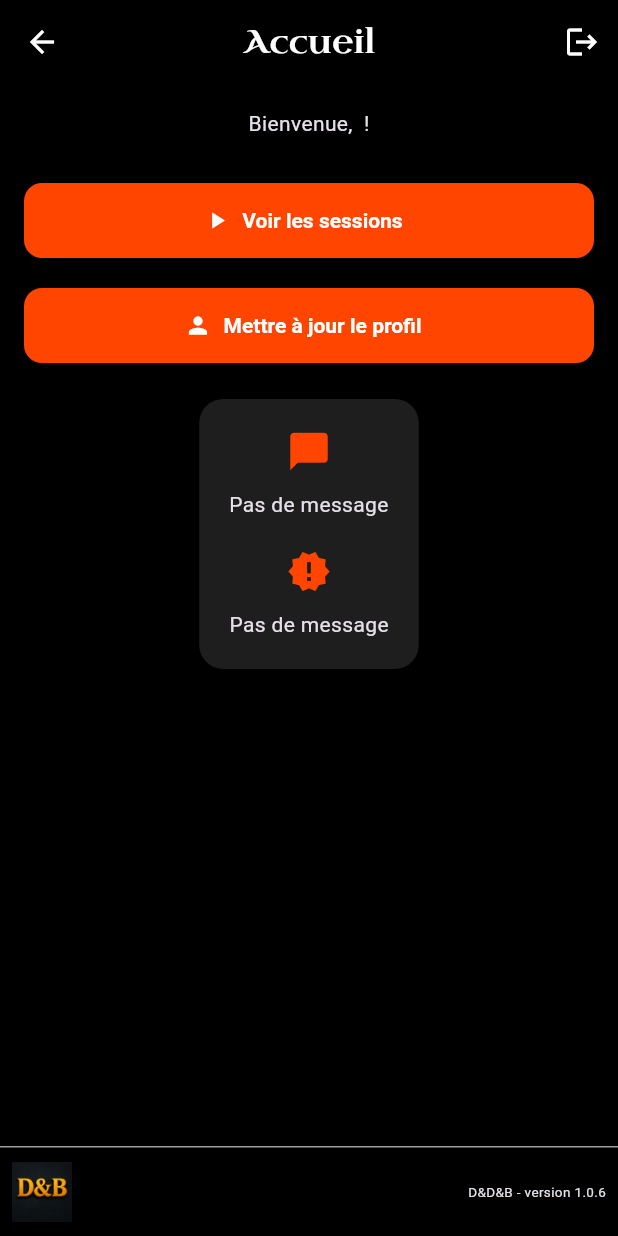
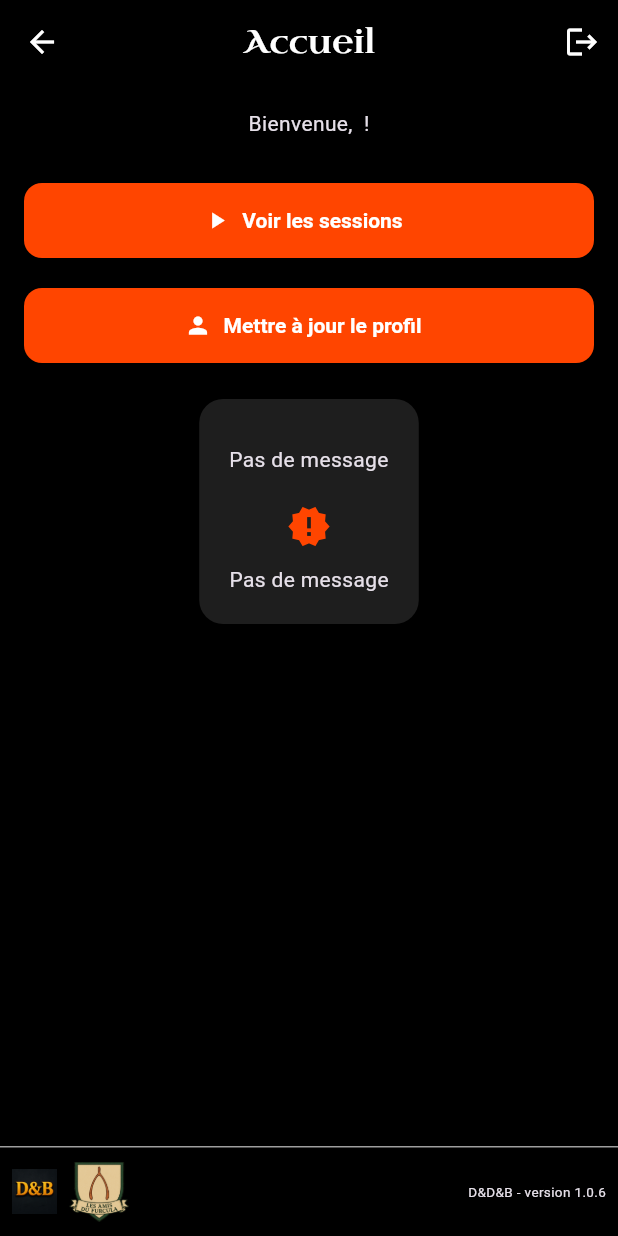
Before and after one commit to Cojay77/DNDNB, a Flutter app: the HomeScreen screen opened by its route, on a phone screen of 412 x 824 dp. Run offline on Flutter 3.47's test engine with Material 3 defaults, Android fonts, the light colour scheme and no system bars; our stand-ins replace firebase_auth, firebase_core, firebase_database, firebase_messaging, package_info_plus, shared_preferences; missing offline and left inert: dart:html, dart:js; accounts and stored records are empty; network calls fail.

Commit message:
Upgraded bottom bar

```diff
--- a/lib/screens/home_screen.dart
+++ b/lib/screens/home_screen.dart
@@ -1,14 +1,12 @@
 import 'package:dndnb/models/update_banner.dart';
 import 'package:dndnb/utils/platform_utils_stub.dart';
 import 'package:dndnb/utils/pwa_utils.dart';
+import 'package:dndnb/widgets/bottom_bar_widget.dart';
 import 'package:dndnb/widgets/installPromptButton.dart';
 import 'package:flutter/foundation.dart';
 import 'package:flutter/material.dart';
 import '../services/auth_service.dart';
 import 'package:firebase_database/firebase_database.dart';
-import 'package:package_info_plus/package_info_plus.dart';
-//import 'dart:js' as js;
-// import 'package:dndnb/helpers/notifications_debug.dart';
 
 class HomeScreen extends StatefulWidget {
   const HomeScreen({super.key});
@@ -41,7 +39,6 @@ class _HomeScreenState extends State<HomeScreen> {
         });
       });
     }
-    _loadVersion();
   }
 
   Future<String> _fetchHomeMessage() async {
@@ -62,13 +59,6 @@ class _HomeScreenState extends State<HomeScreen> {
     } else {
       return "Pas de message";
     }
-  }
-
-  Future<void> _loadVersion() async {
-    final info = await PackageInfo.fromPlatform();
-    setState(() {
-      version = info.version;
-    });
   }
 
   @override
@@ -150,11 +140,6 @@ class _HomeScreenState extends State<HomeScreen> {
                 padding: const EdgeInsets.all(20.0),
                 child: Column(
                   children: [
-                    Icon(
-                      Icons.messenger,
-                      size: 30,
-                      color: theme.colorScheme.primary,
-                    ),
                     const SizedBox(height: 10),
                     FutureBuilder<String>(
                       future: _fetchHomeMessage(),
@@ -241,21 +226,7 @@ class _HomeScreenState extends State<HomeScreen> {
           ],
         ),
       ),
-      bottomNavigationBar: Container(
-        height: 60,
-        padding: const EdgeInsets.all(8.0),
-        decoration: BoxDecoration(
-          color: Colors.black,
-          border: const Border(top: BorderSide(color: Colors.grey)),
-        ),
-        child: Row(
-          children: [
-            Image.asset('assets/logo.png', height: 40, fit: BoxFit.contain),
-            const Spacer(flex: 1),
-            Text("D&D&B - version $version", style: TextStyle(fontSize: 9)),
-          ],
-        ),
-      ),
+      bottomNavigationBar: BottomBar(),
     );
   }
 }
--- a/lib/widgets/bottom_bar_widget.dart
+++ b/lib/widgets/bottom_bar_widget.dart
@@ -1,30 +1,53 @@
+// bottom_bar.dart
 import 'package:flutter/material.dart';
+import 'package:package_info_plus/package_info_plus.dart';
 
-class BottomAppInfoBar extends StatelessWidget {
-  final String version;
+class BottomBar extends StatefulWidget {
+  const BottomBar({super.key});
 
-  const BottomAppInfoBar({super.key, required this.version});
+  @override
+  State<BottomBar> createState() => _BottomBarState();
+}
+
+class _BottomBarState extends State<BottomBar> {
+  String _version = '';
+
+  @override
+  void initState() {
+    super.initState();
+    _loadVersion();
+  }
+
+  Future<void> _loadVersion() async {
+    final info = await PackageInfo.fromPlatform();
+    setState(() {
+      _version = info.version;
+    });
+  }
 
   @override
   Widget build(BuildContext context) {
     return Container(
-      color: Colors.black87,
-      padding: const EdgeInsets.symmetric(horizontal: 12, vertical: 6),
+      height: 60,
+      padding: const EdgeInsets.all(8.0),
+      decoration: BoxDecoration(
+        color: Colors.black,
+        border: const Border(top: BorderSide(color: Colors.grey)),
+      ),
       child: Row(
         children: [
+          Image.asset('assets/logo.png', height: 30, fit: BoxFit.contain),
+          const SizedBox(width: 8),
           Image.asset(
-            'assets/dragon_logo.png', // Ton icône générée
-            width: 28,
-            height: 28,
+            'assets/furcula_logo.png',
+            height: 40,
+            fit: BoxFit.contain,
           ),
-          const SizedBox(width: 10),
+          const Spacer(),
           Text(
-            'D&D&B — v$version',
-            style: const TextStyle(
-              color: Colors.white70,
-              fontSize: 14,
-              fontFamily: 'UncialAntiqua', // Si tu l’as intégrée
-            ),
+            _version.isEmpty ? "D&D&B" : "D&D&B - version $_version",
+            style: const TextStyle(fontSize: 9),
+            textAlign: TextAlign.right,
           ),
         ],
       ),
--- a/pubspec.yaml
+++ b/pubspec.yaml
@@ -78,6 +78,7 @@ flutter:
 
   assets:
     - assets/logo.png
+    - assets/furcula_logo.png
 
 flutter_launcher_icons:
   android: true
```
Also changed, not shown: lib/screens/game_sessions_screen.dart (+1 -15 lines), lib/screens/login_screen.dart (+1 -15 lines), assets/furcula_logo.png (added).
